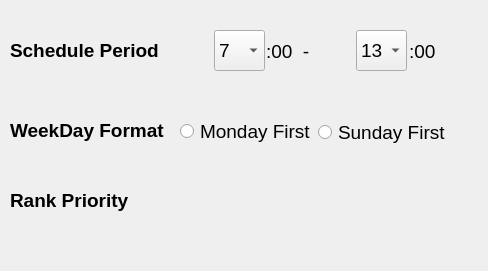
The window that settingDesign.ui (Delen0828/mAIDo) describes before a commit, drawn with Qt 5.
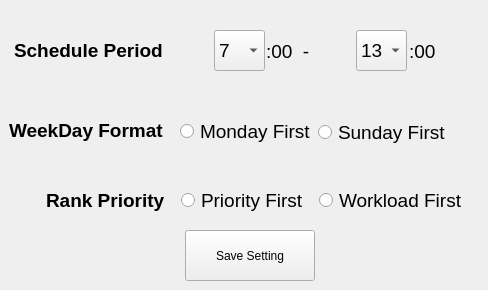
The same window after the commit.

```diff
--- a/settingDesign.ui
+++ b/settingDesign.ui
@@ -7,7 +7,7 @@
     <x>0</x>
     <y>0</y>
     <width>488</width>
-    <height>271</height>
+    <height>290</height>
    </rect>
   </property>
   <property name="windowTitle">
@@ -16,7 +16,7 @@
   <widget class="QLabel" name="ScheduleLabel">
    <property name="geometry">
     <rect>
-     <x>10</x>
+     <x>14</x>
      <y>20</y>
      <width>181</width>
      <height>61</height>
@@ -200,7 +200,7 @@
   <widget class="QLabel" name="WeekDayLabel">
    <property name="geometry">
     <rect>
-     <x>10</x>
+     <x>9</x>
      <y>100</y>
      <width>181</width>
      <height>61</height>
@@ -262,7 +262,7 @@
   <widget class="QLabel" name="RankLabel">
    <property name="geometry">
     <rect>
-     <x>10</x>
+     <x>46</x>
      <y>170</y>
      <width>181</width>
      <height>61</height>
@@ -283,6 +283,57 @@
     <enum>Qt::PlainText</enum>
    </property>
   </widget>
+  <widget class="QRadioButton" name="Rank1">
+   <property name="geometry">
+    <rect>
+     <x>181</x>
+     <y>180</y>
+     <width>131</width>
+     <height>41</height>
+    </rect>
+   </property>
+   <property name="font">
+    <font>
+     <family>Arial</family>
+     <pointsize>14</pointsize>
+    </font>
+   </property>
+   <property name="text">
+    <string>Priority First</string>
+   </property>
+  </widget>
+  <widget class="QRadioButton" name="Rank1_2">
+   <property name="geometry">
+    <rect>
+     <x>319</x>
+     <y>180</y>
+     <width>151</width>
+     <height>41</height>
+    </rect>
+   </property>
+   <property name="font">
+    <font>
+     <family>Arial</family>
+     <pointsize>14</pointsize>
+    </font>
+   </property>
+   <property name="text">
+    <string>Workload First</string>
+   </property>
+  </widget>
+  <widget class="QPushButton" name="SaveSettingButton">
+   <property name="geometry">
+    <rect>
+     <x>185</x>
+     <y>230</y>
+     <width>130</width>
+     <height>51</height>
+    </rect>
+   </property>
+   <property name="text">
+    <string>Save Setting</string>
+   </property>
+  </widget>
   <zorder>SchedulePeriod_1</zorder>
   <zorder>ScheduleLabel</zorder>
   <zorder>schedule1</zorder>
```
Left out of the diff: 3 changed lines with no effect on the pictures.
